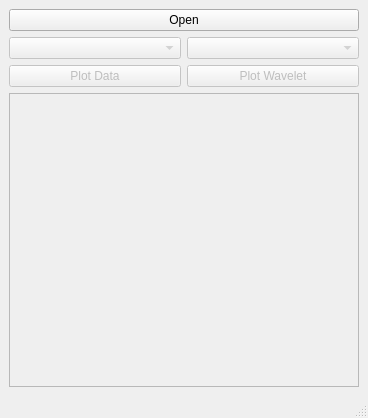
First picture: the form in main.ui, repository m0nhawk/wat, before the edit.
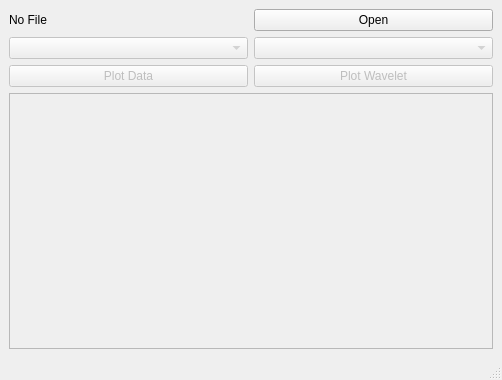
Second picture: the form after the edit.

Commit message: QLable for showing current filename

The edit to the form file:
```diff
--- a/main.ui
+++ b/main.ui
@@ -6,8 +6,8 @@
    <rect>
     <x>0</x>
     <y>0</y>
-    <width>368</width>
-    <height>418</height>
+    <width>502</width>
+    <height>380</height>
    </rect>
   </property>
   <property name="windowTitle">
@@ -51,13 +51,6 @@
         </property>
        </widget>
       </item>
-      <item row="0" column="0" colspan="2">
-       <widget class="QPushButton" name="buttonOpenDataFile">
-        <property name="text">
-         <string>Open</string>
-        </property>
-       </widget>
-      </item>
       <item row="3" column="0" colspan="2">
        <widget class="QTableView" name="dataView">
         <property name="enabled">
@@ -65,6 +58,26 @@
         </property>
        </widget>
       </item>
+      <item row="0" column="0">
+       <widget class="QLabel" name="currentFile">
+        <property name="text">
+         <string>No File</string>
+        </property>
+       </widget>
+      </item>
+      <item row="0" column="1">
+       <widget class="QPushButton" name="buttonOpenDataFile">
+        <property name="sizePolicy">
+         <sizepolicy hsizetype="Minimum" vsizetype="Fixed">
+          <horstretch>0</horstretch>
+          <verstretch>0</verstretch>
+         </sizepolicy>
+        </property>
+        <property name="text">
+         <string>Open</string>
+        </property>
+       </widget>
+      </item>
      </layout>
     </item>
    </layout>
```
Left out of the diff: 2 changed lines with no effect on the pictures. The commit also changes 1 other file.
